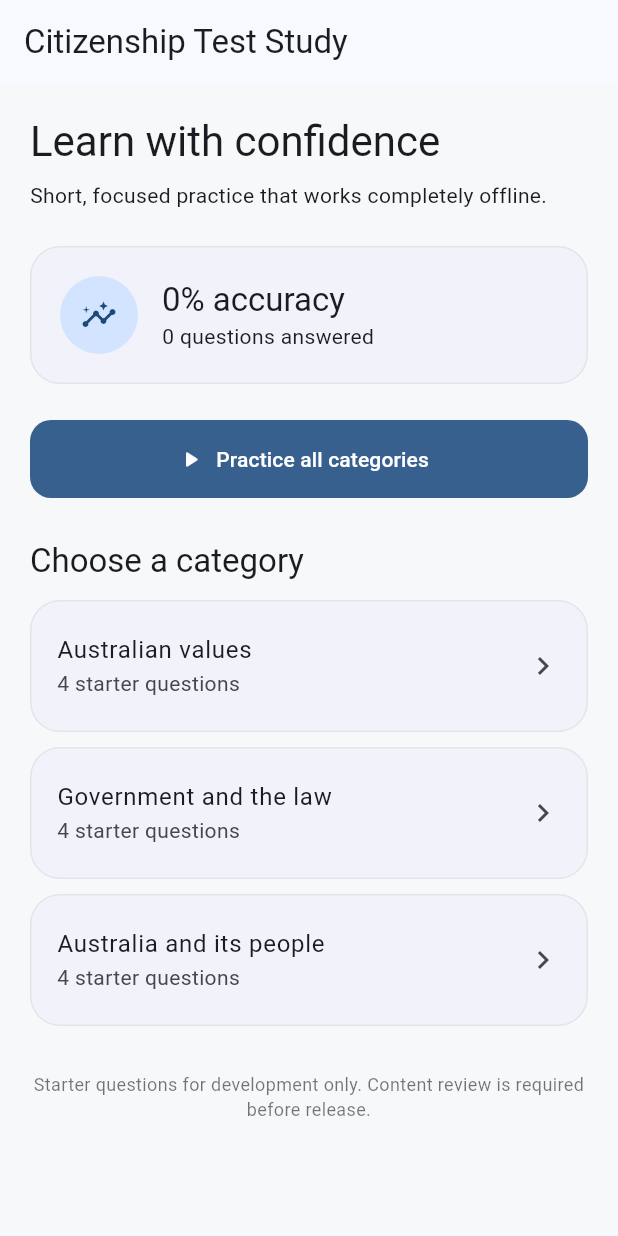
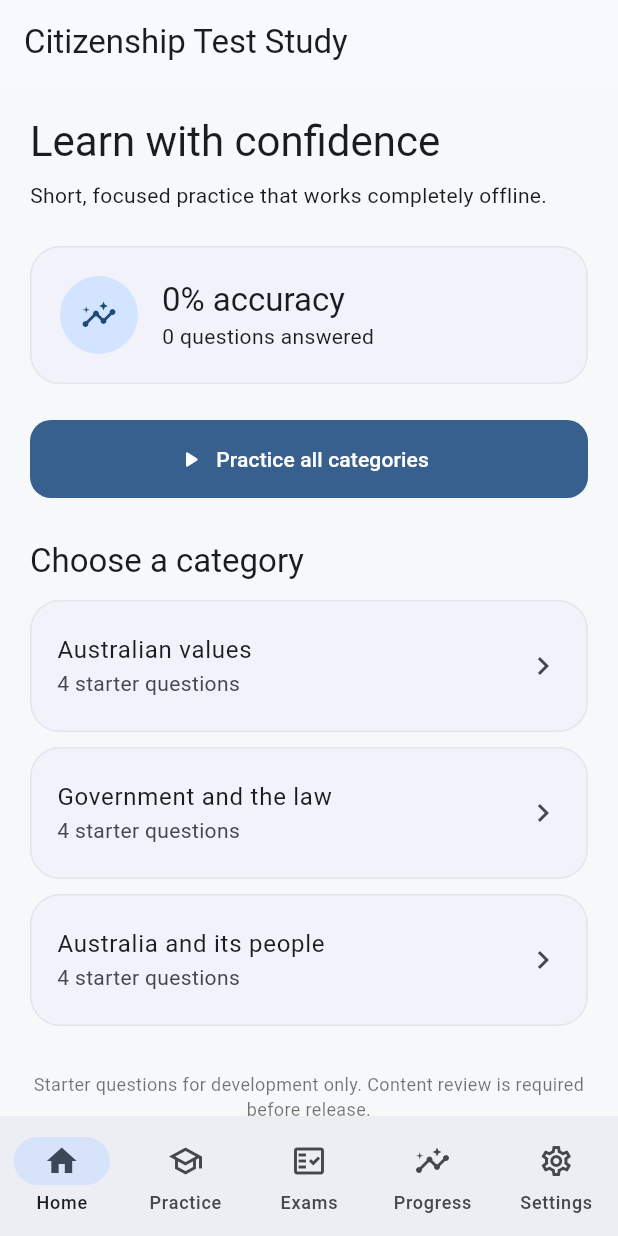
Before and after one commit to hassham/PassAustralianCitizenshipTest, a Flutter app: the screen it shows after launch, on a phone screen of 412 x 824 dp. Run offline on Flutter 3.47's test engine with Material 3 defaults, Android fonts, the light colour scheme and no system bars; our stand-ins replace drift, flutter_riverpod; accounts and stored records are empty; generated files the repository leaves out were written again; statements that could not run were skipped.

Commit message:
Add starred practice and app navigation

```diff
--- a/lib/app.dart
+++ b/lib/app.dart
@@ -1,6 +1,6 @@
 import 'package:flutter/material.dart';
 
-import 'features/practice/presentation/home_screen.dart';
+import 'shared/presentation/app_shell.dart';
 
 class CitizenshipStudyApp extends StatelessWidget {
   const CitizenshipStudyApp({super.key});
@@ -34,7 +34,7 @@ class CitizenshipStudyApp extends StatelessWidget {
           ),
         ),
       ),
-      home: const HomeScreen(),
+      home: const AppShell(),
     );
   }
 }
--- /dev/null
+++ b/lib/shared/presentation/app_shell.dart
@@ -0,0 +1,97 @@
+import 'package:flutter/material.dart';
+
+import '../../features/practice/presentation/home_screen.dart';
+import '../../features/practice/presentation/practice_hub_screen.dart';
+import '../../features/progress/presentation/progress_screen.dart';
+
+class AppShell extends StatefulWidget {
+  const AppShell({super.key});
+
+  @override
+  State<AppShell> createState() => _AppShellState();
+}
+
+class _AppShellState extends State<AppShell> {
+  int index = 0;
+
+  static const pages = [
+    HomeScreen(),
+    PracticeHubScreen(),
+    _ComingSoonScreen(
+      title: 'Mock exams',
+      message: 'Untimed mock exams are planned for the next exam milestone.',
+      icon: Icons.fact_check_outlined,
+    ),
+    ProgressScreen(),
+    _ComingSoonScreen(
+      title: 'Settings',
+      message: 'Study preferences and app information will appear here.',
+      icon: Icons.settings_outlined,
+    ),
+  ];
+
+  @override
+  Widget build(BuildContext context) => Scaffold(
+    body: IndexedStack(index: index, children: pages),
+    bottomNavigationBar: NavigationBar(
+      selectedIndex: index,
+      onDestinationSelected: (value) => setState(() => index = value),
+      destinations: const [
+        NavigationDestination(
+          icon: Icon(Icons.home_outlined),
+          selectedIcon: Icon(Icons.home),
+          label: 'Home',
+        ),
+        NavigationDestination(
+          icon: Icon(Icons.school_outlined),
+          selectedIcon: Icon(Icons.school),
+          label: 'Practice',
+        ),
+        NavigationDestination(
+          icon: Icon(Icons.fact_check_outlined),
+          selectedIcon: Icon(Icons.fact_check),
+          label: 'Exams',
+        ),
+        NavigationDestination(
+          icon: Icon(Icons.insights_outlined),
+          selectedIcon: Icon(Icons.insights),
+          label: 'Progress',
+        ),
+        NavigationDestination(
+          icon: Icon(Icons.settings_outlined),
+          selectedIcon: Icon(Icons.settings),
+          label: 'Settings',
+        ),
+      ],
+    ),
+  );
+}
+
+class _ComingSoonScreen extends StatelessWidget {
+  const _ComingSoonScreen({
+    required this.title,
+    required this.message,
+    required this.icon,
+  });
+  final String title;
+  final String message;
+  final IconData icon;
+
+  @override
+  Widget build(BuildContext context) => Scaffold(
+    appBar: AppBar(title: Text(title)),
+    body: Center(
+      child: Padding(
+        padding: const EdgeInsets.all(32),
+        child: Column(
+          mainAxisSize: MainAxisSize.min,
+          children: [
+            Icon(icon, size: 64, color: Theme.of(context).colorScheme.primary),
+            const SizedBox(height: 20),
+            Text(message, textAlign: TextAlign.center),
+          ],
+        ),
+      ),
+    ),
+  );
+}
```
Also changed, not shown: lib/data/database/app_database.dart (+24 -2 lines), lib/features/practice/application/practice_controller.dart (+49 -1 lines), lib/features/practice/data/practice_repository.dart (+35 -0 lines), lib/features/practice/presentation/practice_hub_screen.dart (added, +89 -0 lines), lib/features/practice/presentation/practice_screen.dart (+13 -0 lines), lib/features/practice/presentation/starred_screen.dart (added, +96 -0 lines), lib/features/progress/presentation/progress_screen.dart (added, +56 -0 lines), lib/data/database/app_database.g.dart, 3 other files.
